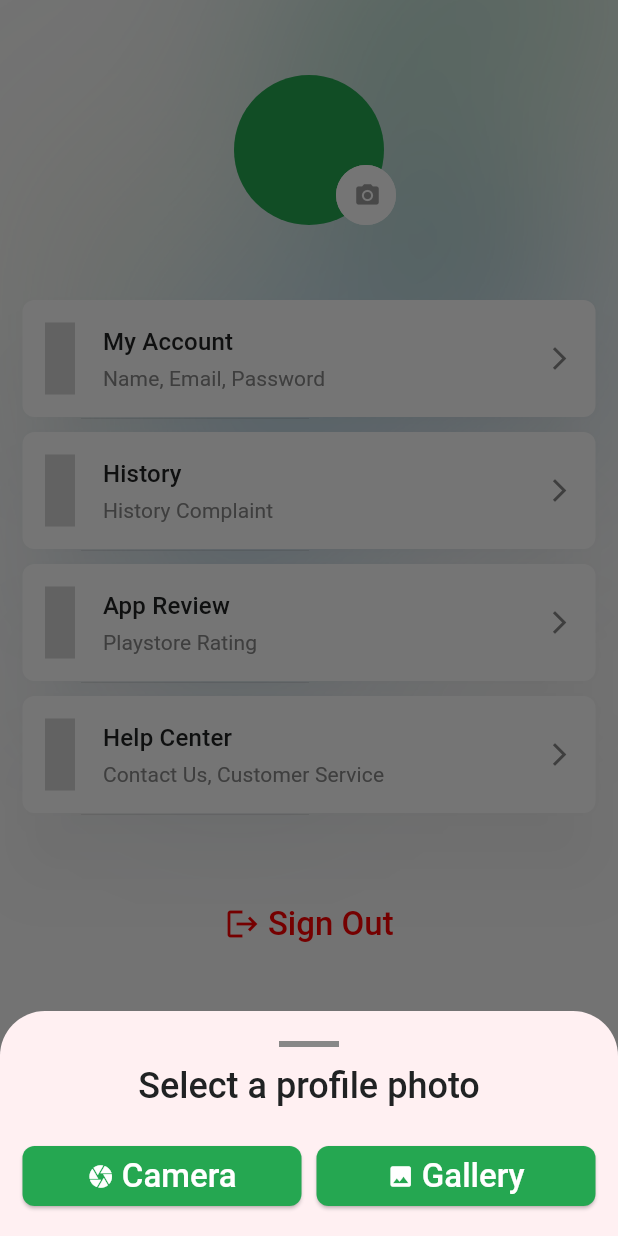
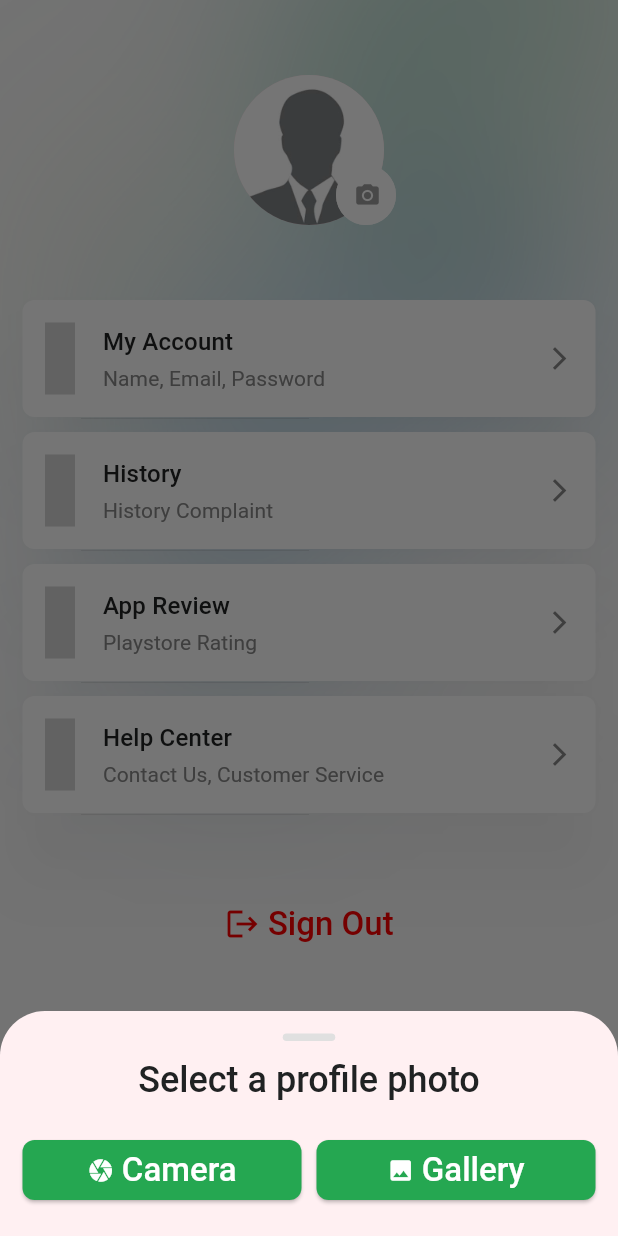
Before and after one commit to marwansaputro/aplikasi_pengaduan_flutter, a Flutter app: the ScreenProfile screen opened directly, after a tap on the "camera alt" icon, on a phone screen of 412 x 824 dp. Run offline on Flutter 3.47's test engine with Material 3 defaults, Android fonts, the light colour scheme and no system bars; our stand-ins replace badges, convex_bottom_bar, country_code_picker, curved_navigation_bar, dotted_border, image_picker and 3 more; missing offline and left inert: svg_icon.

Commit message:
update section Image profile

```diff
--- a/lib/screens/profile/section_profile/section_picture_profile.dart
+++ b/lib/screens/profile/section_profile/section_picture_profile.dart
@@ -1,6 +1,11 @@
+import 'dart:io';
+import 'dart:typed_data';
+
 import 'package:flutter/material.dart';
+import 'package:image_picker/image_picker.dart';
 import 'package:integra_mobile/layout/padding.dart';
 import 'package:integra_mobile/layout/row.dart';
+import 'package:integra_mobile/value/path_image.dart';
 import 'package:integra_mobile/value/theme.dart';
 
 class SectionPictureProfile extends StatefulWidget {
@@ -11,8 +16,10 @@ class SectionPictureProfile extends StatefulWidget {
 }
 
 class _SectionPictureProfileState extends State<SectionPictureProfile> {
-  // PickedFile _imageFile;
+  // late PickedFile _imageFile;
   // final ImagePicker _picker = ImagePicker();
+  Uint8List? _image;
+  File? selectedImage;
   @override
   Widget build(BuildContext context) {
     return Center(
@@ -25,12 +32,10 @@ class _SectionPictureProfileState extends State<SectionPictureProfile> {
             fit: StackFit.expand,
             clipBehavior: Clip.none,
             children: [
-              const CircleAvatar(
-                backgroundColor: primaryGreen,
-                // backgroundImage: _imageFile == null
-                //     ? AssetImage(pathImageDummyProfile)
-                //     : FileImage(File(_imageFile.path)),
-              ),
+              _image != null
+                  ? CircleAvatar(backgroundImage: MemoryImage(_image!))
+                  : const CircleAvatar(
+                      backgroundImage: AssetImage(pathImageDummyProfile)),
               Positioned(
                 right: -8.0,
                 bottom: 0.0,
@@ -59,14 +64,17 @@ class _SectionPictureProfileState extends State<SectionPictureProfile> {
                             child: Padding(
                               padding: paddingMobile,
                               child: Padding(
-                                padding: const EdgeInsets.only(top: 20),
+                                padding: const EdgeInsets.only(top: 15),
                                 child: Column(
                                   crossAxisAlignment: CrossAxisAlignment.center,
                                   children: [
                                     Container(
-                                      height: 4,
-                                      width: 40,
-                                      color: darkGrey,
+                                      height: 5,
+                                      width: 35,
+                                      decoration: BoxDecoration(
+                                        borderRadius: BorderRadius.circular(20),
+                                        color: primaryGrey,
+                                      ),
                                     ),
                                     const SizedBox(height: 10),
                                     Text(
@@ -95,7 +103,7 @@ class _SectionPictureProfileState extends State<SectionPictureProfile> {
                                               ),
                                             ),
                                             onPressed: () {
-                                              // takePhoto(ImageSource.camera);
+                                              _pickImageFromCamera();
                                             },
                                             child: IRow(
                                               mainAxisAlignment:
@@ -131,7 +139,7 @@ class _SectionPictureProfileState extends State<SectionPictureProfile> {
                                               ),
                                             ),
                                             onPressed: () {
-                                              // takePhoto(ImageSource.gallery);
+                                              _pickImageFromGallery();
                                             },
                                             child: IRow(
                                               mainAxisAlignment:
@@ -180,13 +188,28 @@ class _SectionPictureProfileState extends State<SectionPictureProfile> {
       ),
     );
   }
+
+//Gallery
+  Future _pickImageFromGallery() async {
+    final returnImage =
+        await ImagePicker().pickImage(source: ImageSource.gallery);
+    if (returnImage == null) return;
+    setState(() {
+      selectedImage = File(returnImage.path);
+      _image = File(returnImage.path).readAsBytesSync();
+    });
+    Navigator.of(context).pop();
+  }
+
+  //Camera
+  Future _pickImageFromCamera() async {
+    final returnImage =
+        await ImagePicker().pickImage(source: ImageSource.camera);
+    if (returnImage == null) return;
+    setState(() {
+      selectedImage = File(returnImage.path);
+      _image = File(returnImage.path).readAsBytesSync();
+    });
+    Navigator.of(context).pop();
+  }
 }
-
-// void takePhoto(ImageSource source) async {
-//     final pickedFile = await _picker.getImage(
-//       source: source,
-//     );
-//     setState(() {
-//       _imageFile = pickedFile;
-//     });
-//   }
```
